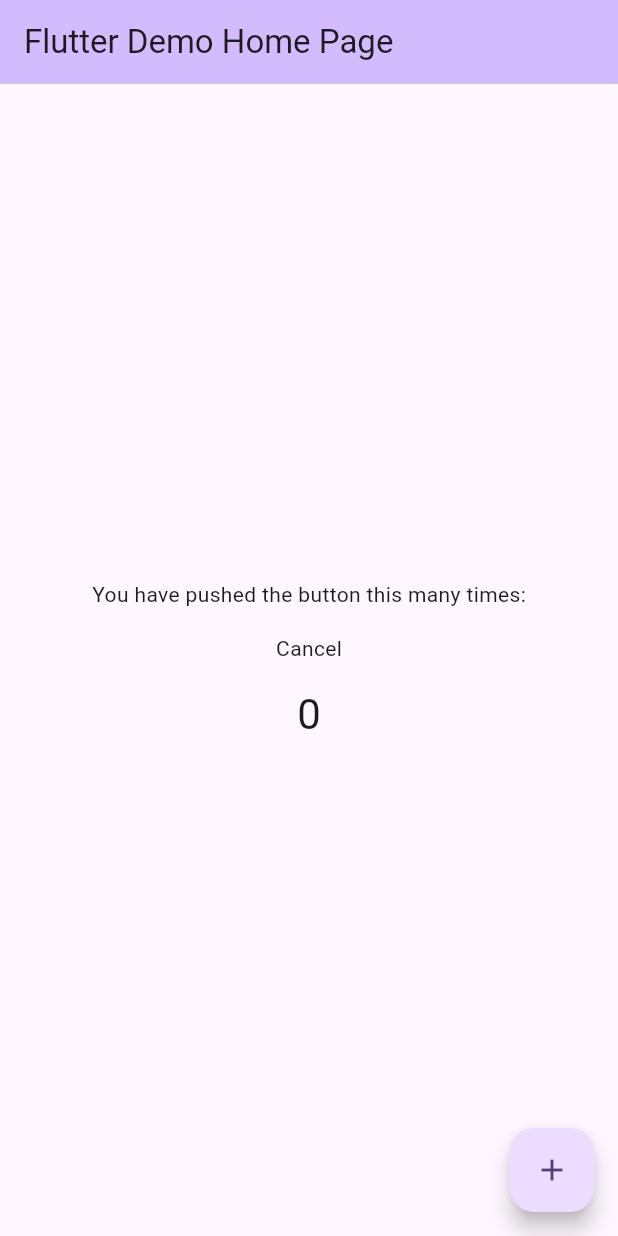
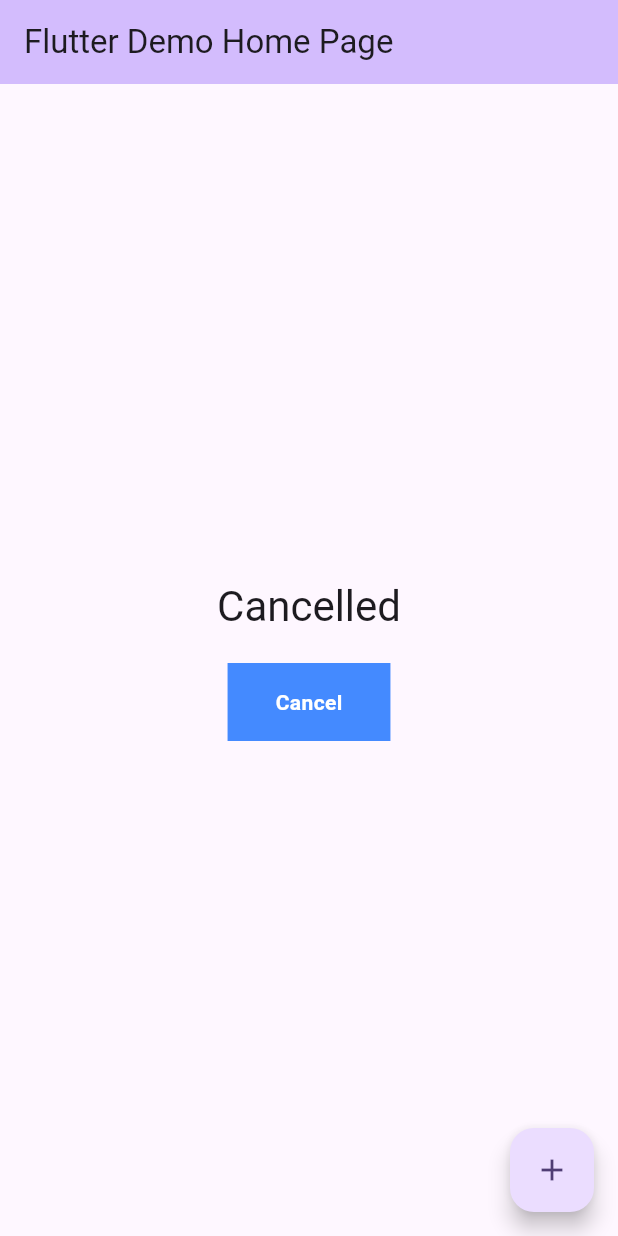
Before and after one commit to PRO-INDIA/pro_resumable_upload, a Flutter app: the screen it shows after launch, after a tap on "Cancel", on a phone screen of 412 x 824 dp. Run offline on Flutter 3.47's test engine with Material 2 defaults, Android fonts, the phone set to English and light mode, and no system bars; our stand-ins replace image_picker, shared_preferences.

Commit message:
example file changes

```diff
--- a/example/lib/main.dart
+++ b/example/lib/main.dart
@@ -59,7 +59,7 @@ class MyHomePage extends StatefulWidget {
 }
 
 class _MyHomePageState extends State<MyHomePage> {
-  int _counter = 0;
+  String process = '0%';
   late UploadClient? client;
   final LocalCache _localCache = LocalCache();
 
@@ -83,14 +83,21 @@ class _MyHomePageState extends State<MyHomePage> {
               sasToken: sasToken));
       client!.uploadBlob(
         onProgress: (count, total, response) {
-          print('$count == $total');
+          final num = ((count / total) * 100).toInt().toString();
+          setState(() {
+            process = '$num%';
+          });
         },
-        onComplete: (response) {
-          print(response);
+        onComplete: (path, response) {
+          setState(() {
+            process = 'Completed';
+          });
         },
       );
     } catch (e) {
-      print(e.toString());
+      setState(() {
+        process = e.toString();
+      });
     }
   }
 
@@ -116,56 +123,39 @@ class _MyHomePageState extends State<MyHomePage> {
 
   @override
   Widget build(BuildContext context) {
-    // This method is rerun every time setState is called, for instance as done
-    // by the _incrementCounter method above.
-    //
-    // The Flutter framework has been optimized to make rerunning build methods
-    // fast, so that you can just rebuild anything that needs updating rather
-    // than having to individually change instances of widgets.
     return Scaffold(
       appBar: AppBar(
-        // TRY THIS: Try changing the color here to a specific color (to
-        // Colors.amber, perhaps?) and trigger a hot reload to see the AppBar
-        // change color while the other colors stay the same.
         backgroundColor: Theme.of(context).colorScheme.inversePrimary,
-        // Here we take the value from the MyHomePage object that was created by
-        // the App.build method, and use it to set our appbar title.
         title: Text(widget.title),
       ),
       body: Center(
-        // Center is a layout widget. It takes a single child and positions it
-        // in the middle of the parent.
         child: Column(
-          // Column is also a layout widget. It takes a list of children and
-          // arranges them vertically. By default, it sizes itself to fit its
-          // children horizontally, and tries to be as tall as its parent.
-          //
-          // Column has various properties to control how it sizes itself and
-          // how it positions its children. Here we use mainAxisAlignment to
-          // center the children vertically; the main axis here is the vertical
-          // axis because Columns are vertical (the cross axis would be
-          // horizontal).
-          //
-          // TRY THIS: Invoke "debug painting" (choose the "Toggle Debug Paint"
-          // action in the IDE, or press "p" in the console), to see the
-          // wireframe for each widget.
           mainAxisAlignment: MainAxisAlignment.center,
           children: <Widget>[
-            const Text(
-              'You have pushed the button this many times:',
+            Text(
+              '$process',
+              style: Theme.of(context).textTheme.headlineMedium,
+            ),
+            const SizedBox(
+              height: 20.0,
             ),
             InkWell(
               onTap: () {
+                setState(() {
+                  process = 'Cancelled';
+                });
                 client!.cancel();
               },
-              child: Padding(
-                padding: EdgeInsets.all(16.0),
-                child: Text('Cancel'),
+              child: Container(
+                color: Colors.blueAccent,
+                padding: const EdgeInsets.symmetric(
+                    horizontal: 32.0, vertical: 16.0),
+                child: const Text(
+                  'Cancel',
+                  style: TextStyle(
+                      color: Colors.white, fontWeight: FontWeight.bold),
+                ),
               ),
-            ),
-            Text(
-              '$_counter',
-              style: Theme.of(context).textTheme.headlineMedium,
             ),
           ],
         ),
--- a/lib/src/client.dart
+++ b/lib/src/client.dart
@@ -1,5 +1,4 @@
 import 'dart:convert';
-import 'dart:developer';
 import 'dart:io';
 
 import 'package:pro_resumable_upload/src/blob_config.dart';
@@ -13,7 +12,7 @@ import 'exception.dart';
 typedef ProgressCallback = void Function(
     int count, int total, http.Response? response);
 
-typedef CompleteCallback = void Function(http.Response response);
+typedef CompleteCallback = void Function(String path, http.Response response);
 
 class UploadClient {
   final File file;
@@ -78,7 +77,7 @@ class UploadClient {
 
     cache.delete(fingerPrint);
 
-    _onComplete?.call(response);
+    _onComplete?.call(response.request!.url.path, response);
   }
 
   _upload(Function(String) getUrl) async {
@@ -128,7 +127,10 @@ class UploadClient {
     }
   }
 
-  cancel() => _status = UploadStatus.cancelled;
+  cancel() {
+    _status = UploadStatus.cancelled;
+    return ResumableUploadException('User cancelled upload!');
+  }
 
   clearCache() => cache.clearAll();
 
@@ -168,6 +170,8 @@ class UploadClient {
     uploadData.isUploading = true;
 
     metaData = uploadData;
+
+    _onProgress?.call(offset, fileSize, null);
   }
 
   ResumableUploadException _uploadError() {
```
